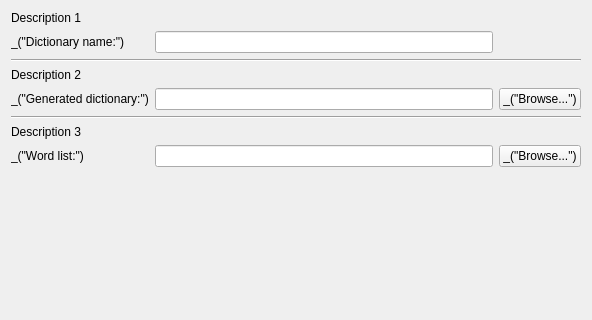
Qt form qt/ui/dic_wizard_info_page.ui (cjlano/eliot) before a commit; both pictures show x 0 to 592 and y 0 to 320 of the 592 by 565 pixel window.
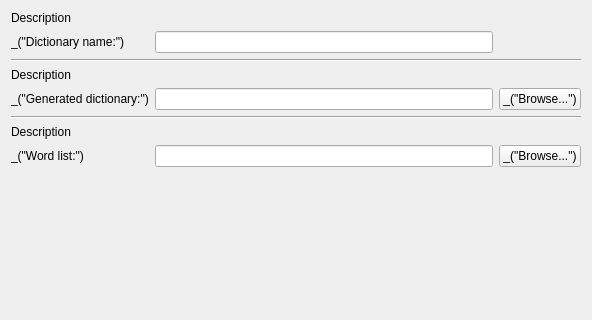
The same form after that commit.

What changed in the file:
```diff
--- a/qt/ui/dic_wizard_info_page.ui
+++ b/qt/ui/dic_wizard_info_page.ui
@@ -67,7 +67,7 @@
    <item row="1" column="0" colspan="3">
     <widget class="QLabel" name="labelDicNameDesc">
      <property name="text">
-      <string>Description 1</string>
+      <string>Description</string>
      </property>
      <property name="wordWrap">
       <bool>true</bool>
@@ -77,7 +77,7 @@
    <item row="4" column="0" colspan="3">
     <widget class="QLabel" name="labelGenDicDesc">
      <property name="text">
-      <string>Description 2</string>
+      <string>Description</string>
      </property>
      <property name="wordWrap">
       <bool>true</bool>
@@ -87,7 +87,7 @@
    <item row="7" column="0" colspan="3">
     <widget class="QLabel" name="labelWordListDesc">
      <property name="text">
-      <string>Description 3</string>
+      <string>Description</string>
      </property>
      <property name="wordWrap">
       <bool>true</bool>
```
Left out of the diff: 3 changed lines with no effect on the pictures.
